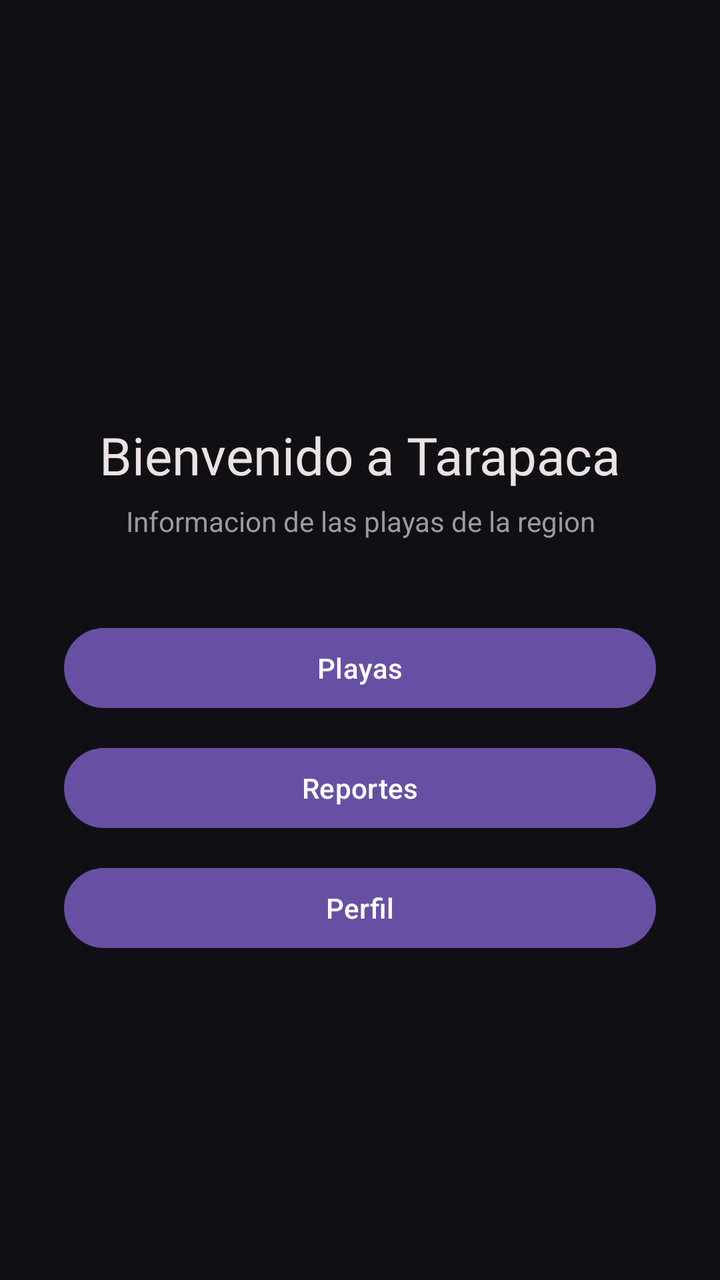
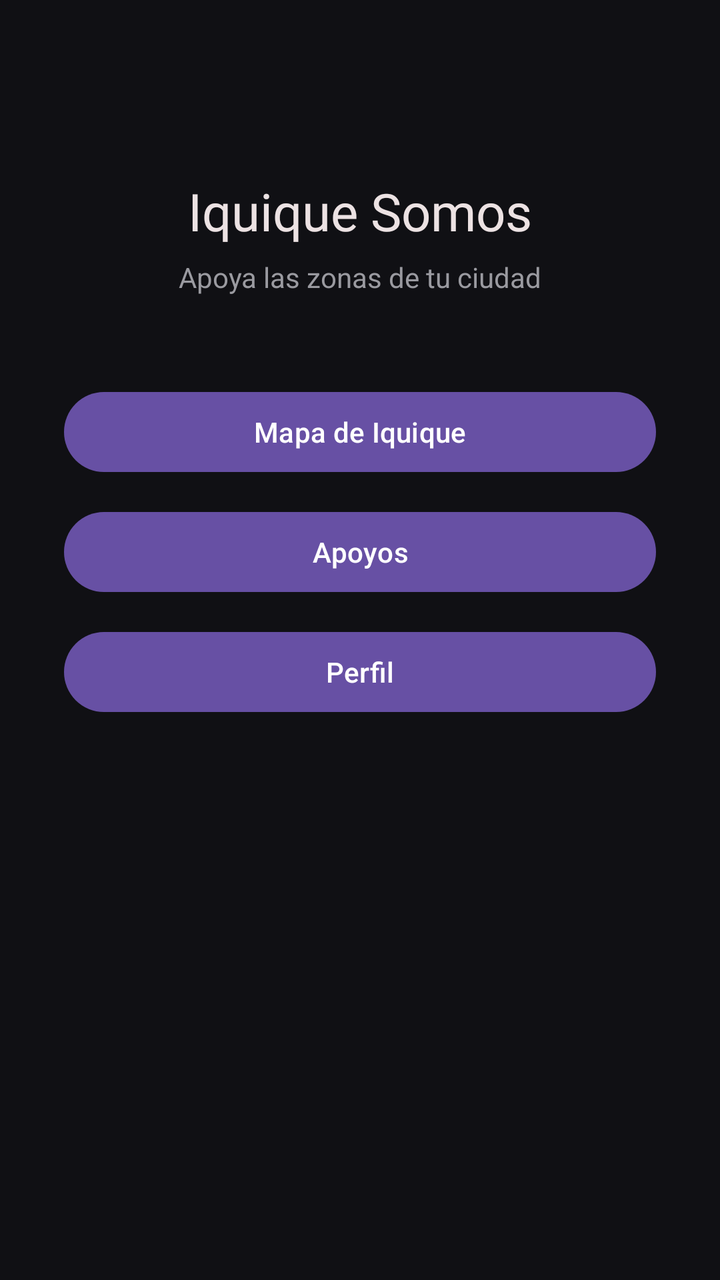

Compare the two renders of this Android layout. The source of the first and the diff that turns it into the second are given below.
<!-- AndroidManifest.xml: application theme Theme.Android1 -->
<!-- res/layout/activity_main.xml -->
<?xml version="1.0" encoding="utf-8"?>
<ScrollView xmlns:android="http://schemas.android.com/apk/res/android"
    android:layout_width="match_parent"
    android:layout_height="match_parent"
    android:background="@color/fondoApp"
    android:fillViewport="true">

    <LinearLayout
        android:layout_width="match_parent"
        android:layout_height="wrap_content"
        android:gravity="center"
        android:orientation="vertical"
        android:padding="32dp">

        <TextView
            android:layout_width="wrap_content"
            android:layout_height="wrap_content"
            android:layout_marginTop="48dp"
            android:fontFamily="@font/alkatra_medium"
            android:text="@string/inicio_titulo"
            android:textAlignment="center"
            android:textColor="@color/textoPrimario"
            android:textSize="26sp" />

        <TextView
            android:layout_width="wrap_content"
            android:layout_height="wrap_content"
            android:layout_marginTop="6dp"
            android:text="@string/inicio_subtitulo"
            android:textAlignment="center"
            android:textColor="@color/textoSecundario"
            android:textSize="14sp" />

        <Button
            android:id="@+id/botonPlayas"
            android:layout_width="match_parent"
            android:layout_height="wrap_content"
            android:layout_marginTop="40dp"
            android:text="@string/inicio_playas" />

        <Button
            android:id="@+id/botonReportes"
            android:layout_width="match_parent"
            android:layout_height="wrap_content"
            android:layout_marginTop="12dp"
            android:text="@string/inicio_reportes" />

        <Button
            android:id="@+id/botonPerfil"
            android:layout_width="match_parent"
            android:layout_height="wrap_content"
            android:layout_marginTop="12dp"
            android:text="@string/inicio_perfil" />

    </LinearLayout>

</ScrollView>
<!-- resources referenced by this layout -->
<resources>
  <color name="fondoApp">#FF101014</color>
  <color name="textoPrimario">#FFECE2E3</color>
  <color name="textoSecundario">#FF9A9AA0</color>
  <string name="inicio_perfil">Perfil</string>
  <string name="inicio_playas">Playas</string>
  <string name="inicio_reportes">Reportes</string>
  <string name="inicio_subtitulo">Informacion de las playas de la region</string>
  <string name="inicio_titulo">Bienvenido a Tarapaca</string>
  <style name="Theme.Android1" parent="Base.Theme.Android1" />
  <style name="Base.Theme.Android1" parent="Theme.Material3.DayNight.NoActionBar">
          
          
      </style>
</resources>

<!-- the commit's change to res/layout/activity_main.xml (unified diff, before → after) -->
@@ -5,53 +5,67 @@
     android:background="@color/fondoApp"
     android:fillViewport="true">
 
-    <LinearLayout
+    <androidx.constraintlayout.widget.ConstraintLayout
+        xmlns:app="http://schemas.android.com/apk/res-auto"
         android:layout_width="match_parent"
         android:layout_height="wrap_content"
-        android:gravity="center"
-        android:orientation="vertical"
         android:padding="32dp">
 
         <TextView
+            android:id="@+id/inicioTitulo"
             android:layout_width="wrap_content"
             android:layout_height="wrap_content"
-            android:layout_marginTop="48dp"
+            android:layout_marginTop="56dp"
             android:fontFamily="@font/alkatra_medium"
             android:text="@string/inicio_titulo"
-            android:textAlignment="center"
             android:textColor="@color/textoPrimario"
-            android:textSize="26sp" />
+            android:textSize="26sp"
+            app:layout_constraintEnd_toEndOf="parent"
+            app:layout_constraintStart_toStartOf="parent"
+            app:layout_constraintTop_toTopOf="parent" />
 
         <TextView
+            android:id="@+id/inicioSubtitulo"
             android:layout_width="wrap_content"
             android:layout_height="wrap_content"
             android:layout_marginTop="6dp"
             android:text="@string/inicio_subtitulo"
-            android:textAlignment="center"
             android:textColor="@color/textoSecundario"
-            android:textSize="14sp" />
+            android:textSize="14sp"
+            app:layout_constraintEnd_toEndOf="parent"
+            app:layout_constraintStart_toStartOf="parent"
+            app:layout_constraintTop_toBottomOf="@id/inicioTitulo" />
 
         <Button
-            android:id="@+id/botonPlayas"
+            android:id="@+id/botonMapa"
             android:layout_width="match_parent"
             android:layout_height="wrap_content"
-            android:layout_marginTop="40dp"
-            android:text="@string/inicio_playas" />
+            android:layout_marginTop="44dp"
+            android:text="@string/inicio_mapa"
+            app:layout_constraintEnd_toEndOf="parent"
+            app:layout_constraintStart_toStartOf="parent"
+            app:layout_constraintTop_toBottomOf="@id/inicioSubtitulo" />
 
         <Button
-            android:id="@+id/botonReportes"
+            android:id="@+id/botonApoyos"
             android:layout_width="match_parent"
             android:layout_height="wrap_content"
             android:layout_marginTop="12dp"
-            android:text="@string/inicio_reportes" />
+            android:text="@string/inicio_apoyos"
+            app:layout_constraintEnd_toEndOf="parent"
+            app:layout_constraintStart_toStartOf="parent"
+            app:layout_constraintTop_toBottomOf="@id/botonMapa" />
 
         <Button
             android:id="@+id/botonPerfil"
             android:layout_width="match_parent"
             android:layout_height="wrap_content"
             android:layout_marginTop="12dp"
-            android:text="@string/inicio_perfil" />
+            android:text="@string/inicio_perfil"
+            app:layout_constraintEnd_toEndOf="parent"
+            app:layout_constraintStart_toStartOf="parent"
+            app:layout_constraintTop_toBottomOf="@id/botonApoyos" />
 
-    </LinearLayout>
+    </androidx.constraintlayout.widget.ConstraintLayout>
 
 </ScrollView>
<!-- resource entries referenced after the edit -->
@@ -3,11 +3,11 @@
   <color name="fondoApp">#FF101014</color>
   <color name="textoPrimario">#FFECE2E3</color>
   <color name="textoSecundario">#FF9A9AA0</color>
+  <string name="inicio_apoyos">Apoyos</string>
+  <string name="inicio_mapa">Mapa de Iquique</string>
   <string name="inicio_perfil">Perfil</string>
-  <string name="inicio_playas">Playas</string>
-  <string name="inicio_reportes">Reportes</string>
-  <string name="inicio_subtitulo">Informacion de las playas de la region</string>
-  <string name="inicio_titulo">Bienvenido a Tarapaca</string>
+  <string name="inicio_subtitulo">Apoya las zonas de tu ciudad</string>
+  <string name="inicio_titulo">Iquique Somos</string>
   <style name="Theme.Android1" parent="Base.Theme.Android1" />
   <style name="Base.Theme.Android1" parent="Theme.Material3.DayNight.NoActionBar">
           
